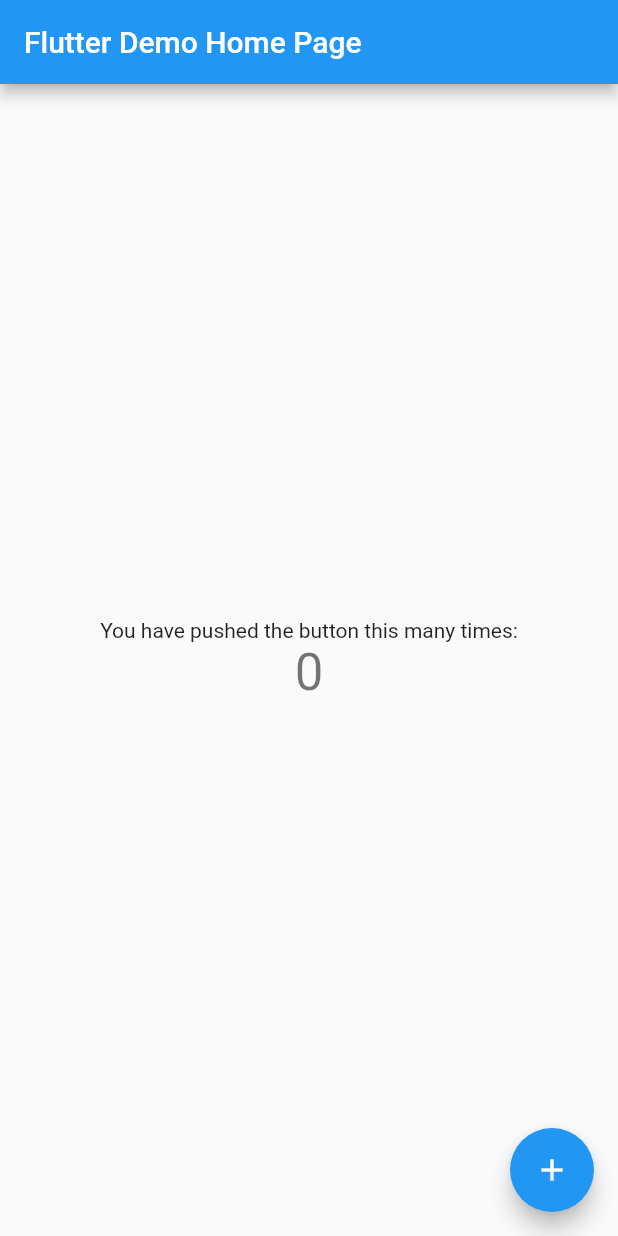
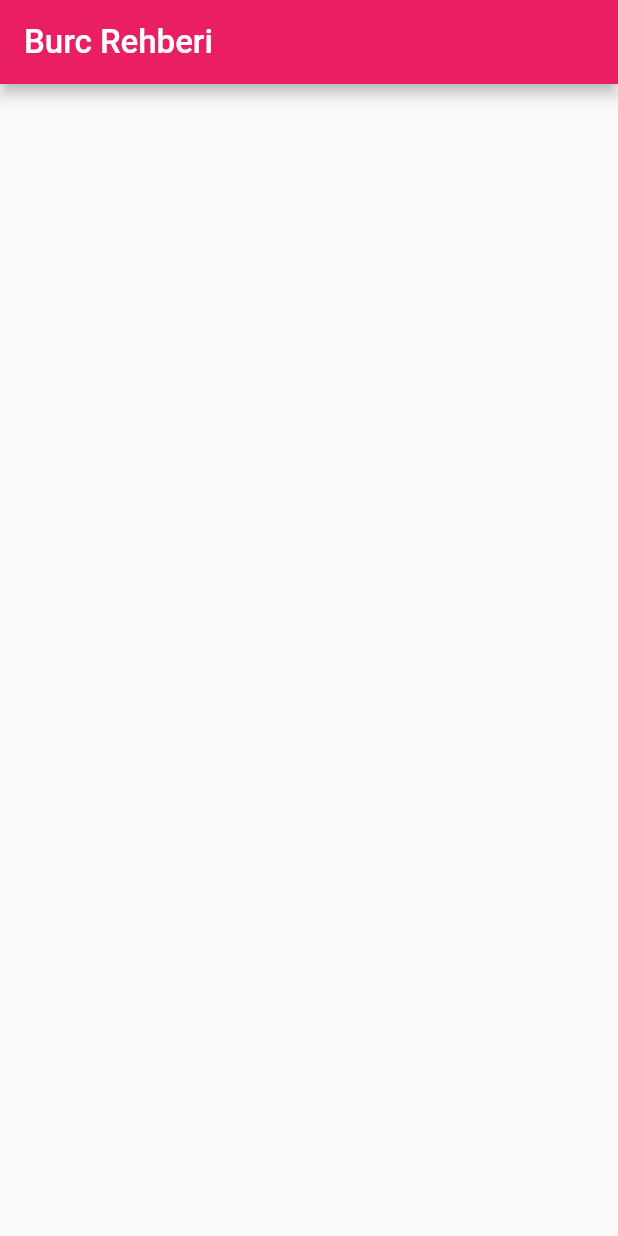
Before and after one commit to ilkinvaliyev/flutter_burc_rehberi, a Flutter app: the screen it shows after launch, on a phone screen of 412 x 824 dp. Run offline on Flutter 3.47's test engine with Material 2 defaults, Android fonts, the phone set to English and light mode, and no system bars.

Commit message:
ilk kodlarin yazilmasi

```diff
--- /dev/null
+++ b/lib/burc_lists.dart
@@ -0,0 +1,12 @@
+import 'package:flutter/material.dart';
+
+class BurcLists extends StatelessWidget {
+  @override
+  Widget build(BuildContext context) {
+    return Scaffold(
+      appBar: AppBar(
+        title: Text("Burc Rehberi", style: TextStyle(fontSize: 22),textAlign: TextAlign.center,),
+      ),
+    );
+  }
+}
--- a/lib/main.dart
+++ b/lib/main.dart
@@ -1,117 +1,18 @@
 import 'package:flutter/material.dart';
+import 'package:flutter_burc_rehberi/burc_lists.dart';
 
-void main() {
-  runApp(MyApp());
-}
+void main() => runApp(MyApp());
 
-class MyApp extends StatelessWidget {
-  // This widget is the root of your application.
+
+class MyApp extends StatelessWidget{
   @override
   Widget build(BuildContext context) {
     return MaterialApp(
-      title: 'Flutter Demo',
+      title: "Burc Rehberi",
       theme: ThemeData(
-        // This is the theme of your application.
-        //
-        // Try running your application with "flutter run". You'll see the
-        // application has a blue toolbar. Then, without quitting the app, try
-        // changing the primarySwatch below to Colors.green and then invoke
-        // "hot reload" (press "r" in the console where you ran "flutter run",
-        // or simply save your changes to "hot reload" in a Flutter IDE).
-        // Notice that the counter didn't reset back to zero; the application
-        // is not restarted.
-        primarySwatch: Colors.blue,
-        // This makes the visual density adapt to the platform that you run
-        // the app on. For desktop platforms, the controls will be smaller and
-        // closer together (more dense) than on mobile platforms.
-        visualDensity: VisualDensity.adaptivePlatformDensity,
+        primarySwatch: Colors.pink
       ),
-      home: MyHomePage(title: 'Flutter Demo Home Page'),
+      home: BurcLists(),
     );
   }
 }
-
-class MyHomePage extends StatefulWidget {
-  MyHomePage({Key key, this.title}) : super(key: key);
-
-  // This widget is the home page of your application. It is stateful, meaning
-  // that it has a State object (defined below) that contains fields that affect
-  // how it looks.
-
-  // This class is the configuration for the state. It holds the values (in this
-  // case the title) provided by the parent (in this case the App widget) and
-  // used by the build method of the State. Fields in a Widget subclass are
-  // always marked "final".
-
-  final String title;
-
-  @override
-  _MyHomePageState createState() => _MyHomePageState();
-}
-
-class _MyHomePageState extends State<MyHomePage> {
-  int _counter = 0;
-
-  void _incrementCounter() {
-    setState(() {
-      // This call to setState tells the Flutter framework that something has
-      // changed in this State, which causes it to rerun the build method below
-      // so that the display can reflect the updated values. If we changed
-      // _counter without calling setState(), then the build method would not be
-      // called again, and so nothing would appear to happen.
-      _counter++;
-    });
-  }
-
-  @override
-  Widget build(BuildContext context) {
-    // This method is rerun every time setState is called, for instance as done
-    // by the _incrementCounter method above.
-    //
-    // The Flutter framework has been optimized to make rerunning build methods
-    // fast, so that you can just rebuild anything that needs updating rather
-    // than having to individually change instances of widgets.
-    return Scaffold(
-      appBar: AppBar(
-        // Here we take the value from the MyHomePage object that was created by
-        // the App.build method, and use it to set our appbar title.
-        title: Text(widget.title),
-      ),
-      body: Center(
-        // Center is a layout widget. It takes a single child and positions it
-        // in the middle of the parent.
-        child: Column(
-          // Column is also a layout widget. It takes a list of children and
-          // arranges them vertically. By default, it sizes itself to fit its
-          // children horizontally, and tries to be as tall as its parent.
-          //
-          // Invoke "debug painting" (press "p" in the console, choose the
-          // "Toggle Debug Paint" action from the Flutter Inspector in Android
-          // Studio, or the "Toggle Debug Paint" command in Visual Studio Code)
-          // to see the wireframe for each widget.
-          //
-          // Column has various properties to control how it sizes itself and
-          // how it positions its children. Here we use mainAxisAlignment to
-          // center the children vertically; the main axis here is the vertical
-          // axis because Columns are vertical (the cross axis would be
-          // horizontal).
-          mainAxisAlignment: MainAxisAlignment.center,
-          children: <Widget>[
-            Text(
-              'You have pushed the button this many times:',
-            ),
-            Text(
-              '$_counter',
-              style: Theme.of(context).textTheme.headline4,
-            ),
-          ],
-        ),
-      ),
-      floatingActionButton: FloatingActionButton(
-        onPressed: _incrementCounter,
-        tooltip: 'Increment',
-        child: Icon(Icons.add),
-      ), // This trailing comma makes auto-formatting nicer for build methods.
-    );
-  }
-}
--- a/pubspec.yaml
+++ b/pubspec.yaml
@@ -45,8 +45,8 @@ flutter:
   uses-material-design: true
 
   # To add assets to your application, add an assets section, like this:
-  # assets:
-  #   - images/a_dot_burr.jpeg
+  assets:
+    - images/
   #   - images/a_dot_ham.jpeg
 
   # An image asset can refer to one or more resolution-specific "variants", see
```
Also changed, not shown: lib/burc_detail.dart (added, +8 -0 lines), lib/utils/settings.dart (added, +237 -0 lines), 2 other files.
